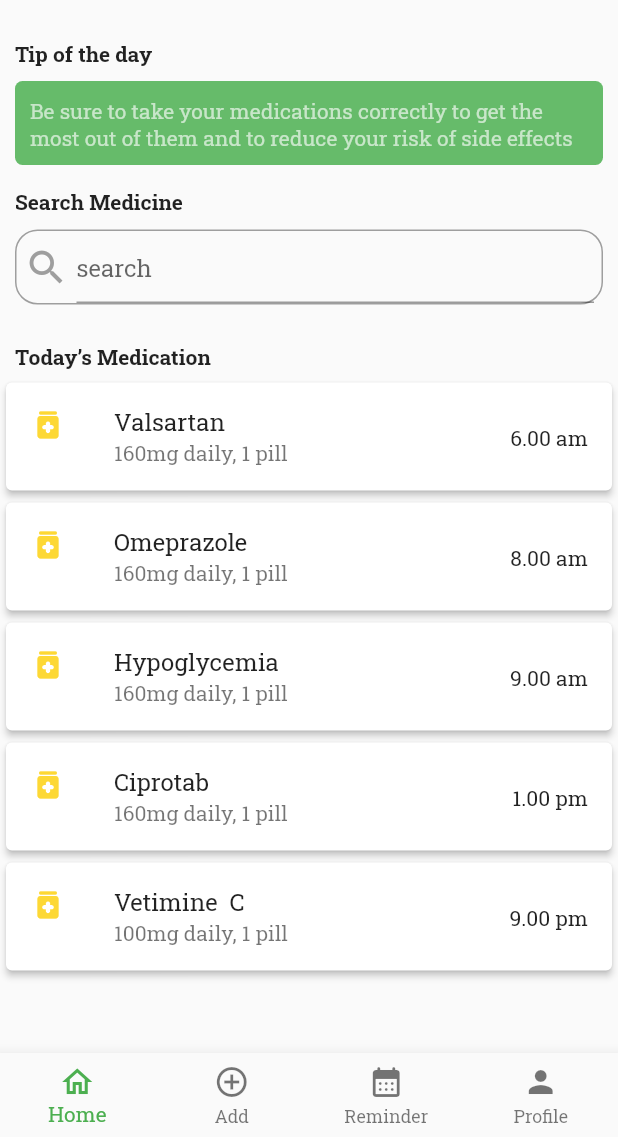
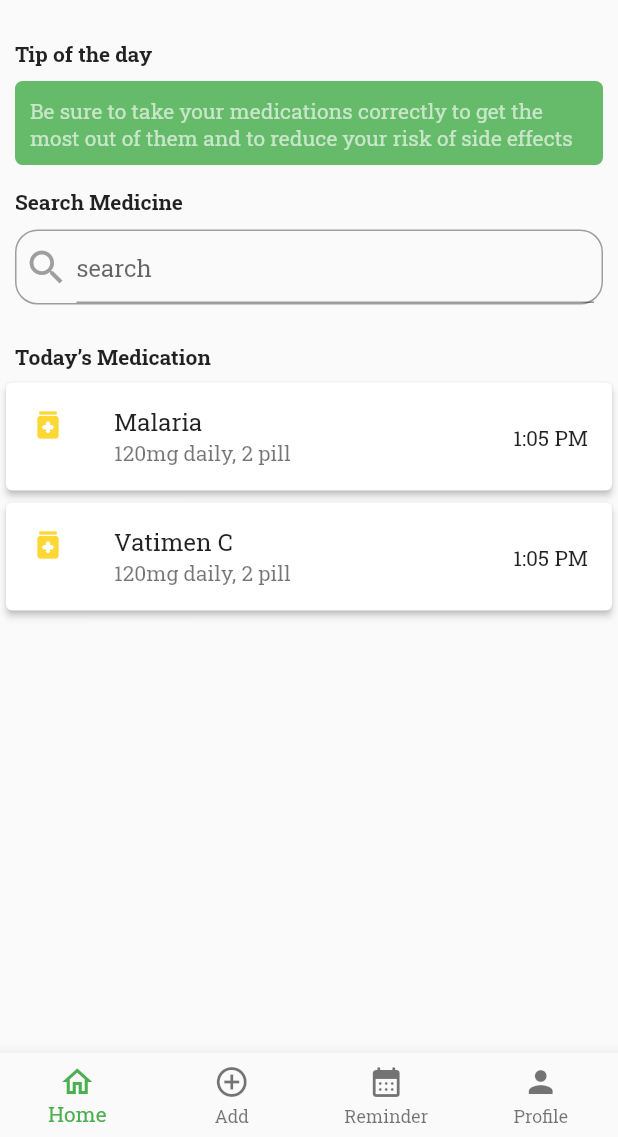
Before and after one commit to FadwaFouad/PharmaTracka, a Flutter app: the BottomNav screen opened directly, on a phone screen of 412 x 824 dp, the part 99-1236 px from its top. Run offline on Flutter 3.47's test engine with Material 2 defaults, Android fonts, the phone set to English and light mode, and no system bars; our stand-ins replace flutter_local_notifications, font_awesome_flutter, table_calendar; missing offline and left inert: dart:ffi.

Commit message:
add functionality of list use provider

```diff
--- a/lib/bottom_nav.dart
+++ b/lib/bottom_nav.dart
@@ -2,6 +2,7 @@
 
 import 'package:flutter/material.dart';
 import 'package:font_awesome_flutter/font_awesome_flutter.dart';
+import 'package:pharm_traka/providers/list_provider.dart';
 import 'package:pharm_traka/providers/navigation_provider.dart';
 import 'package:pharm_traka/screens/add_medicine/add_medicine.dart';
 import 'package:pharm_traka/screens/profile/profile.dart';
@@ -22,7 +23,9 @@ class _BottomNavState extends State<BottomNav> {
   Widget build(BuildContext context) {
     int currentIndex = context.watch<NavigationProvider>().getCurrentIndex;
 
-    return Scaffold(
+    return ChangeNotifierProvider(
+      create: (context) => ListProvider(),
+      child: Scaffold(
         body: IndexedStack(
           index: currentIndex,
           // ignore: prefer_const_literals_to_create_immutables
@@ -59,6 +62,7 @@ class _BottomNavState extends State<BottomNav> {
                 label: "Profile",
               ),
             ]),
+      ),
     );
   }
 }
--- /dev/null
+++ b/lib/data/models/medicine.dart
@@ -0,0 +1,18 @@
+import 'package:flutter/material.dart';
+
+class Medicine {
+  String name;
+  String image;
+  DateTime date;
+  TimeOfDay time;
+  int doseNum;
+  int doseAmount;
+
+  Medicine(
+      {required this.name,
+      required this.date,
+      required this.doseAmount,
+      required this.image,
+      required this.doseNum,
+      required this.time});
+}
--- /dev/null
+++ b/lib/data/repository/data.dart
@@ -0,0 +1,21 @@
+import 'package:flutter/material.dart';
+import 'package:pharm_traka/data/models/medicine.dart';
+
+class MedicineData {
+  List<Medicine> list = [
+    Medicine(
+        date: DateTime(2023, 3, 1),
+        time: TimeOfDay(hour: 13, minute: 5),
+        doseAmount: 120,
+        doseNum: 2,
+        image: 'assets/images/capsule.png',
+        name: 'Malaria'),
+    Medicine(
+        date: DateTime(2023, 3, 1),
+        time: TimeOfDay(hour: 13, minute: 5),
+        doseAmount: 120,
+        doseNum: 2,
+        image: 'assets/images/capsule.png',
+        name: 'Vatimen C'),
+  ];
+}
--- /dev/null
+++ b/lib/providers/list_provider.dart
@@ -0,0 +1,24 @@
+import 'package:flutter/material.dart';
+import 'package:pharm_traka/data/models/medicine.dart';
+import 'package:pharm_traka/data/repository/data.dart';
+
+class ListProvider extends ChangeNotifier {
+  List<Medicine> listOfMed = MedicineData().list;
+  List<Medicine> listOfToday = MedicineData().list;
+
+  void addNewMedicine(Medicine medicine) {
+    listOfMed.add(medicine);
+    notifyListeners();
+  }
+
+  void changeDate(DateTime date) {
+    DateTime newDate = DateTime(date.year, date.month, date.day);
+    List<Medicine> list =
+        listOfMed.where((element) => element.date == newDate).toList();
+    listOfToday = list;
+    notifyListeners();
+  }
+
+  List<Medicine> get getList => listOfMed;
+  List<Medicine> get getTodayList => listOfToday;
+}
--- a/lib/screens/home/home_screen.dart
+++ b/lib/screens/home/home_screen.dart
@@ -1,14 +1,18 @@
 import 'package:flutter/material.dart';
+import 'package:pharm_traka/data/models/medicine.dart';
+import 'package:pharm_traka/providers/list_provider.dart';
 import 'package:pharm_traka/screens/home/components/search.dart';
 import 'package:pharm_traka/screens/home/components/text_title.dart';
 import 'package:pharm_traka/screens/home/components/tips.dart';
 import 'package:pharm_traka/screens/home/components/user_avatar.dart';
+import 'package:provider/provider.dart';
 
 class HomePage extends StatelessWidget {
   const HomePage({super.key});
 
   @override
   Widget build(BuildContext context) {
+    List<Medicine> list = context.watch<ListProvider>().getList;
     return SafeArea(
       child: Scaffold(
         body: Column(
@@ -24,85 +28,88 @@ class HomePage extends StatelessWidget {
             TextTitle(title: 'Today’s Medication'),
             SizedBox(height: 5),
             Expanded(
-              child: ListView(
-                children: [
-                  Card(
+              child: ListView.builder(
+                itemCount: list.length,
+                itemBuilder: (context, index) => Card(
                   elevation: 2,
                   child: ListTile(
                     leading: Icon(
                       Icons.medication_rounded,
                       color: Colors.yellow.shade600,
                     ),
-                      title: Text('Valsartan'),
-                      subtitle: Text('160mg daily, 1 pill'),
+                    title: Text(list[index].name),
+                    subtitle: Text(
+                        '${list[index].doseAmount}mg daily, ${list[index].doseNum} pill'),
                     trailing: Text(
-                        '6.00 am',
+                      '${(list[index].time).format(context)}',
                       style: TextStyle(fontWeight: FontWeight.w300),
                     ),
                   ),
                 ),
-                  Card(
-                    elevation: 2,
-                    child: ListTile(
-                      leading: Icon(
-                        Icons.medication_rounded,
-                        color: Colors.yellow.shade600,
               ),
-                      title: Text('Omeprazole'),
-                      subtitle: Text('160mg daily, 1 pill'),
-                      trailing: Text(
-                        '8.00 am',
-                        style: TextStyle(fontWeight: FontWeight.w300),
-                      ),
-                    ),
-                  ),
-                  Card(
-                    elevation: 2,
-                    child: ListTile(
-                      leading: Icon(
-                        Icons.medication_rounded,
-                        color: Colors.yellow.shade600,
-                      ),
-                      title: Text('Hypoglycemia'),
-                      subtitle: Text('160mg daily, 1 pill'),
-                      trailing: Text(
-                        '9.00 am',
-                        style: TextStyle(fontWeight: FontWeight.w300),
-                      ),
-                    ),
-                  ),
-                  Card(
-                    elevation: 2,
-                    child: ListTile(
-                      leading: Icon(
-                        Icons.medication_rounded,
-                        color: Colors.yellow.shade600,
-                      ),
-                      title: Text('Ciprotab'),
-                      subtitle: Text('160mg daily, 1 pill'),
-                      trailing: Text(
-                        '1.00 pm',
-                        style: TextStyle(fontWeight: FontWeight.w300),
-                      ),
-                    ),
-                  ),
-                  Card(
-                    elevation: 2,
-                    child: ListTile(
-                      leading: Icon(
-                        Icons.medication_rounded,
-                        color: Colors.yellow.shade600,
-                      ),
-                      title: Text('Vetimine  C'),
-                      subtitle: Text('100mg daily, 1 pill'),
-                      trailing: Text(
-                        '9.00 pm',
-                        style: TextStyle(fontWeight: FontWeight.w300),
-                      ),
-                    ),
-                  ),
-                ],
-              ),
+              // children: [
+
+              //   Card(
+              //     elevation: 2,
+              //     child: ListTile(
+              //       leading: Icon(
+              //         Icons.medication_rounded,
+              //         color: Colors.yellow.shade600,
+              //       ),
+              //       title: Text('Omeprazole'),
+              //       subtitle: Text('160mg daily, 1 pill'),
+              //       trailing: Text(
+              //         '8.00 am',
+              //         style: TextStyle(fontWeight: FontWeight.w300),
+              //       ),
+              //     ),
+              //   ),
+              //   Card(
+              //     elevation: 2,
+              //     child: ListTile(
+              //       leading: Icon(
+              //         Icons.medication_rounded,
+              //         color: Colors.yellow.shade600,
+              //       ),
+              //       title: Text('Hypoglycemia'),
+              //       subtitle: Text('160mg daily, 1 pill'),
+              //       trailing: Text(
+              //         '9.00 am',
+              //         style: TextStyle(fontWeight: FontWeight.w300),
+              //       ),
+              //     ),
+              //   ),
+              //   Card(
+              //     elevation: 2,
+              //     child: ListTile(
+              //       leading: Icon(
+              //         Icons.medication_rounded,
+              //         color: Colors.yellow.shade600,
+              //       ),
+              //       title: Text('Ciprotab'),
+              //       subtitle: Text('160mg daily, 1 pill'),
+              //       trailing: Text(
+              //         '1.00 pm',
+              //         style: TextStyle(fontWeight: FontWeight.w300),
+              //       ),
+              //     ),
+              //   ),
+              //   Card(
+              //     elevation: 2,
+              //     child: ListTile(
+              //       leading: Icon(
+              //         Icons.medication_rounded,
+              //         color: Colors.yellow.shade600,
+              //       ),
+              //       title: Text('Vetimine  C'),
+              //       subtitle: Text('100mg daily, 1 pill'),
+              //       trailing: Text(
+              //         '9.00 pm',
+              //         style: TextStyle(fontWeight: FontWeight.w300),
+              //       ),
+              //     ),
+              //   ),
+              // ],
             ),
           ],
         ),
--- a/lib/screens/reminder/components.dart/calender_section.dart
+++ b/lib/screens/reminder/components.dart/calender_section.dart
@@ -2,7 +2,10 @@ import 'package:flutter/cupertino.dart';
 import 'package:flutter/material.dart';
 import 'package:flutter/src/widgets/container.dart';
 import 'package:flutter/src/widgets/framework.dart';
+import 'package:provider/provider.dart';
 import 'package:table_calendar/table_calendar.dart';
+
+import '../../../providers/list_provider.dart';
 
 class CalenderSection extends StatefulWidget {
   const CalenderSection({super.key});
@@ -53,7 +56,9 @@ class _CalenderSectionState extends State<CalenderSection> {
           setState(() {
             _selectedDay = selectedDay;
             _focusedDay = focusedDay; // update `_focusedDay` here as well
+            // update list
           });
+          context.read<ListProvider>().changeDate(selectedDay);
         },
       ),
     );
```
Also changed, not shown: lib/screens/reminder/reminder.dart (+20 -31 lines). Lines whose indentation alone changed are shown as unchanged.
